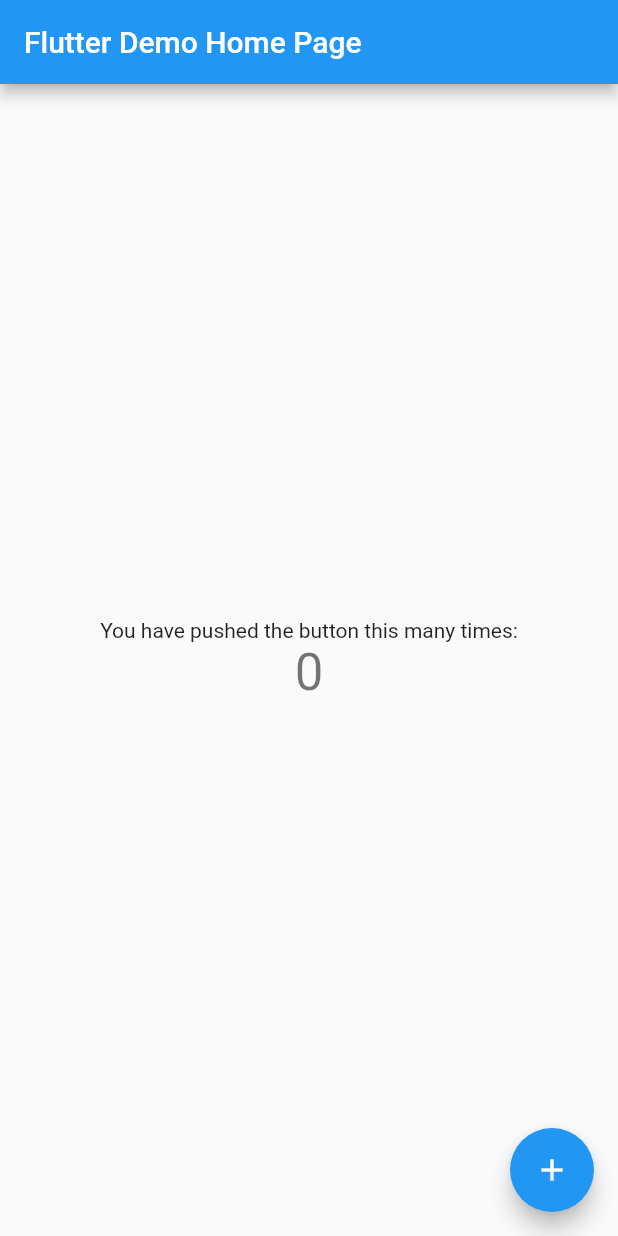
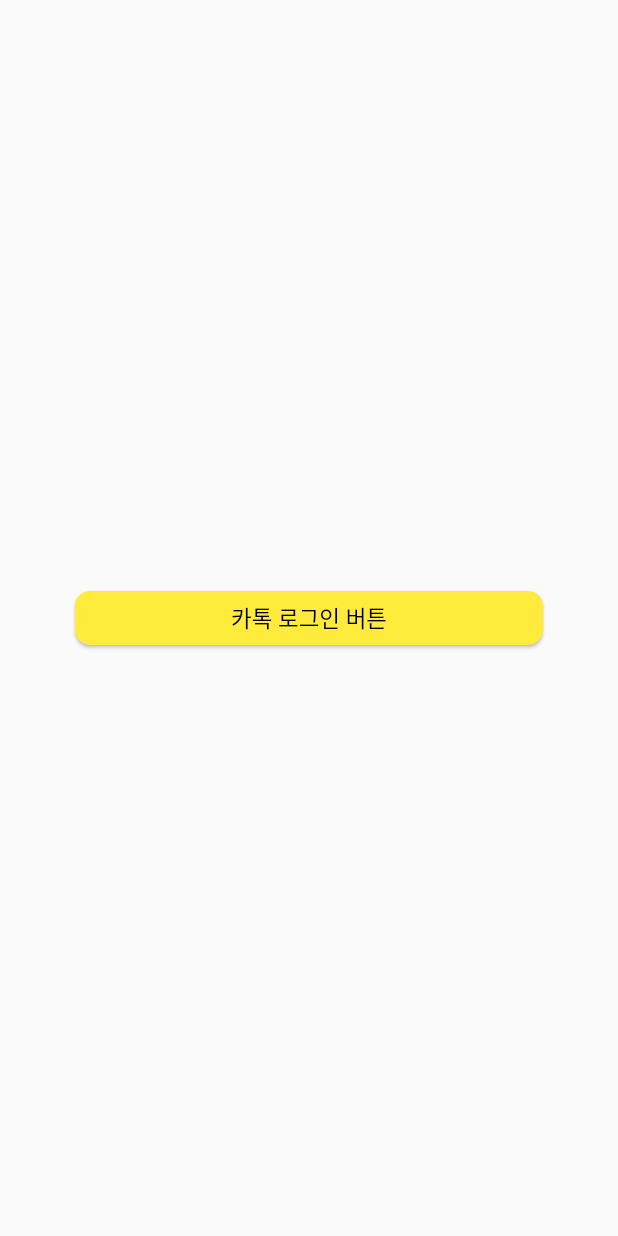
Before and after one commit to Yoochanhong/APIstudy, a Flutter app: the screen it shows after launch, on a phone screen of 412 x 824 dp. Run offline on Flutter 3.47's test engine with Material 2 defaults, Android fonts, the phone set to English and light mode, and no system bars; missing offline and left inert: kakao_flutter_sdk.

Commit message:
로그인 버튼 외형 만들기

```diff
--- a/kakao_login/lib/main.dart
+++ b/kakao_login/lib/main.dart
@@ -1,115 +1,52 @@
 import 'package:flutter/material.dart';
+import 'package:kakao_flutter_sdk/all.dart';
+import 'package:kakao_login/APIkey.dart';
 
 void main() {
-  runApp(const MyApp());
+  KakaoContext.clientId = nativeAppKey;
+  KakaoContext.javascriptClientId = javascriptKey;
+  runApp(MyApp());
 }
 
 class MyApp extends StatelessWidget {
-  const MyApp({super.key});
+  const MyApp({Key? key}) : super(key: key);
 
-  // This widget is the root of your application.
   @override
   Widget build(BuildContext context) {
     return MaterialApp(
-      title: 'Flutter Demo',
-      theme: ThemeData(
-        // This is the theme of your application.
-        //
-        // Try running your application with "flutter run". You'll see the
-        // application has a blue toolbar. Then, without quitting the app, try
-        // changing the primarySwatch below to Colors.green and then invoke
-        // "hot reload" (press "r" in the console where you ran "flutter run",
-        // or simply save your changes to "hot reload" in a Flutter IDE).
-        // Notice that the counter didn't reset back to zero; the application
-        // is not restarted.
-        primarySwatch: Colors.blue,
-      ),
-      home: const MyHomePage(title: 'Flutter Demo Home Page'),
+      debugShowCheckedModeBanner: false,
+      home: KakaoLoginPage(),
     );
   }
 }
 
-class MyHomePage extends StatefulWidget {
-  const MyHomePage({super.key, required this.title});
-
-  // This widget is the home page of your application. It is stateful, meaning
-  // that it has a State object (defined below) that contains fields that affect
-  // how it looks.
-
-  // This class is the configuration for the state. It holds the values (in this
-  // case the title) provided by the parent (in this case the App widget) and
-  // used by the build method of the State. Fields in a Widget subclass are
-  // always marked "final".
-
-  final String title;
+class KakaoLoginPage extends StatefulWidget {
+  const KakaoLoginPage({Key? key}) : super(key: key);
 
   @override
-  State<MyHomePage> createState() => _MyHomePageState();
+  State<KakaoLoginPage> createState() => _KakaoLoginPageState();
 }
 
-class _MyHomePageState extends State<MyHomePage> {
-  int _counter = 0;
-
-  void _incrementCounter() {
-    setState(() {
-      // This call to setState tells the Flutter framework that something has
-      // changed in this State, which causes it to rerun the build method below
-      // so that the display can reflect the updated values. If we changed
-      // _counter without calling setState(), then the build method would not be
-      // called again, and so nothing would appear to happen.
-      _counter++;
-    });
-  }
-
+class _KakaoLoginPageState extends State<KakaoLoginPage> {
   @override
   Widget build(BuildContext context) {
-    // This method is rerun every time setState is called, for instance as done
-    // by the _incrementCounter method above.
-    //
-    // The Flutter framework has been optimized to make rerunning build methods
-    // fast, so that you can just rebuild anything that needs updating rather
-    // than having to individually change instances of widgets.
     return Scaffold(
-      appBar: AppBar(
-        // Here we take the value from the MyHomePage object that was created by
-        // the App.build method, and use it to set our appbar title.
-        title: Text(widget.title),
-      ),
       body: Center(
-        // Center is a layout widget. It takes a single child and positions it
-        // in the middle of the parent.
-        child: Column(
-          // Column is also a layout widget. It takes a list of children and
-          // arranges them vertically. By default, it sizes itself to fit its
-          // children horizontally, and tries to be as tall as its parent.
-          //
-          // Invoke "debug painting" (press "p" in the console, choose the
-          // "Toggle Debug Paint" action from the Flutter Inspector in Android
-          // Studio, or the "Toggle Debug Paint" command in Visual Studio Code)
-          // to see the wireframe for each widget.
-          //
-          // Column has various properties to control how it sizes itself and
-          // how it positions its children. Here we use mainAxisAlignment to
-          // center the children vertically; the main axis here is the vertical
-          // axis because Columns are vertical (the cross axis would be
-          // horizontal).
-          mainAxisAlignment: MainAxisAlignment.center,
-          children: <Widget>[
-            const Text(
-              'You have pushed the button this many times:',
-            ),
-            Text(
-              '$_counter',
-              style: Theme.of(context).textTheme.headlineMedium,
-            ),
-          ],
+        child: MaterialButton(
+          minWidth: MediaQuery.of(context).size.width - 100,
+          shape: RoundedRectangleBorder(
+            borderRadius: BorderRadius.circular(10.0),
+          ),
+          elevation: 1.0,
+          onPressed: () {},
+          color: Colors.yellow,
+          child: Text(
+            '카톡 로그인 버튼',
+            style: TextStyle(fontSize: 15,
+            color: Colors.black),
+          ),
         ),
       ),
-      floatingActionButton: FloatingActionButton(
-        onPressed: _incrementCounter,
-        tooltip: 'Increment',
-        child: const Icon(Icons.add),
-      ), // This trailing comma makes auto-formatting nicer for build methods.
     );
   }
 }
```
